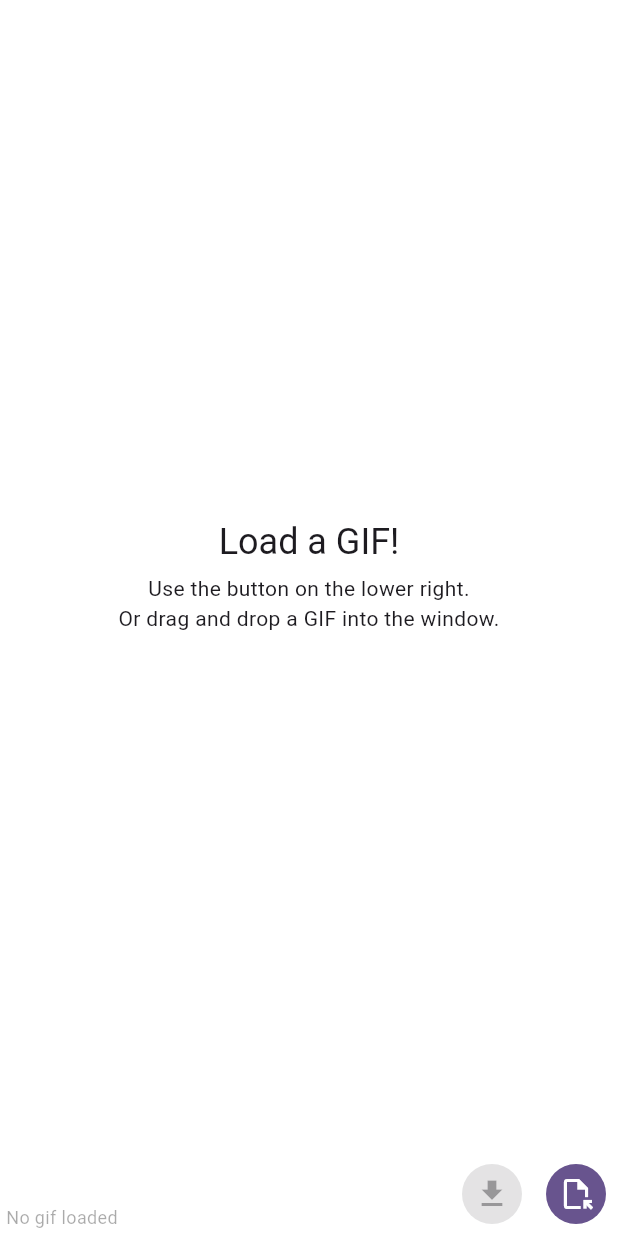
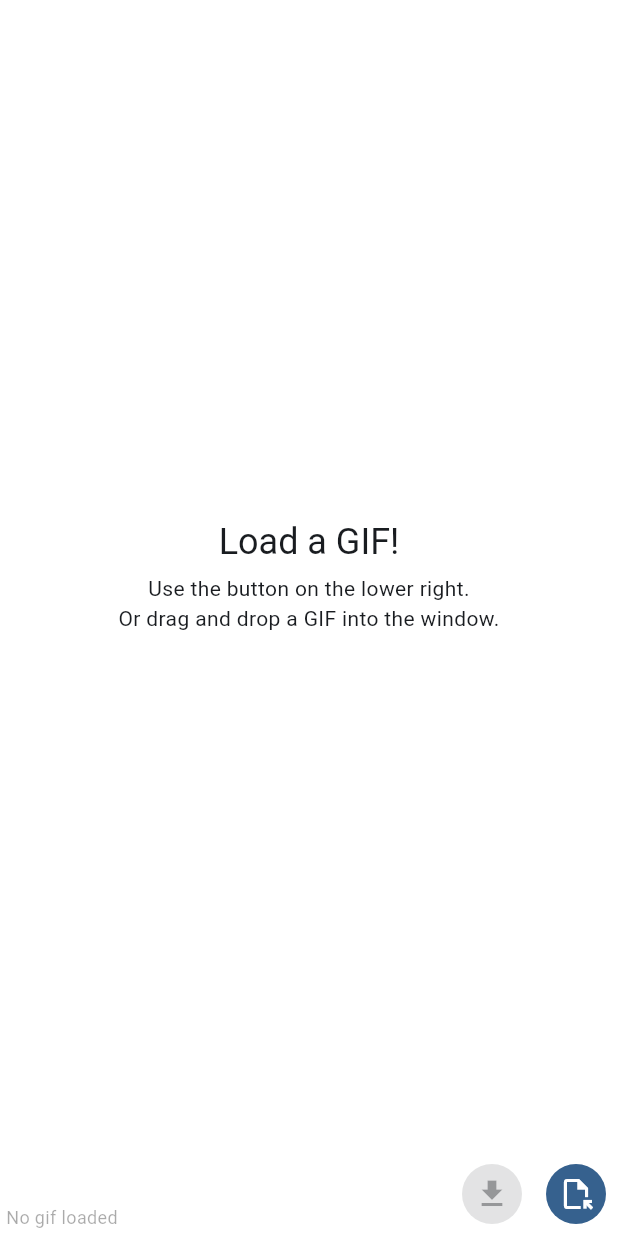
Before and after one commit to pharanbrush/animators_gif_enjoyer, a Flutter app: the screen it shows after launch, on a phone screen of 412 x 824 dp. Run offline on Flutter 3.47's test engine with Material 2 defaults, Android fonts, the phone set to English and light mode, and no system bars; missing offline and left inert: file_selector, window_manager.

Commit message:
Some cleanup.

```diff
--- a/lib/main.dart
+++ b/lib/main.dart
@@ -34,6 +34,7 @@ const grayStyle = TextStyle(color: grayColor);
 const double smallTextSize = 12;
 const smallGrayStyle = TextStyle(color: grayColor, fontSize: smallTextSize);
 const Color focusRangeColor = Colors.green;
+const Color interfaceColor = Colors.blue; //Colors.deepPurple
 
 class MyApp extends StatelessWidget {
   const MyApp({super.key});
@@ -46,7 +47,7 @@ class MyApp extends StatelessWidget {
       theme: ThemeData(
         scaffoldBackgroundColor: Colors.white,
         colorScheme: ColorScheme.fromSeed(
-          seedColor: Colors.deepPurple,
+          seedColor: interfaceColor,
         ),
         useMaterial3: true,
       ),
@@ -264,7 +265,9 @@ class _MyHomePageState extends State<MyHomePage> {
           builder: (_, isUseCustomRange, __) {
             final double frameCount = focusFrameRange.value.rangeSize + 1;
             final double rangeSeconds = frameDuration != null
-                ? (frameCount * frameDuration!.inMilliseconds.toDouble() * 0.001)
+                ? (frameCount *
+                    frameDuration!.inMilliseconds.toDouble() *
+                    0.001)
                 : -1;
 
             final String rangeSecondsString = rangeSeconds >= 0
```
